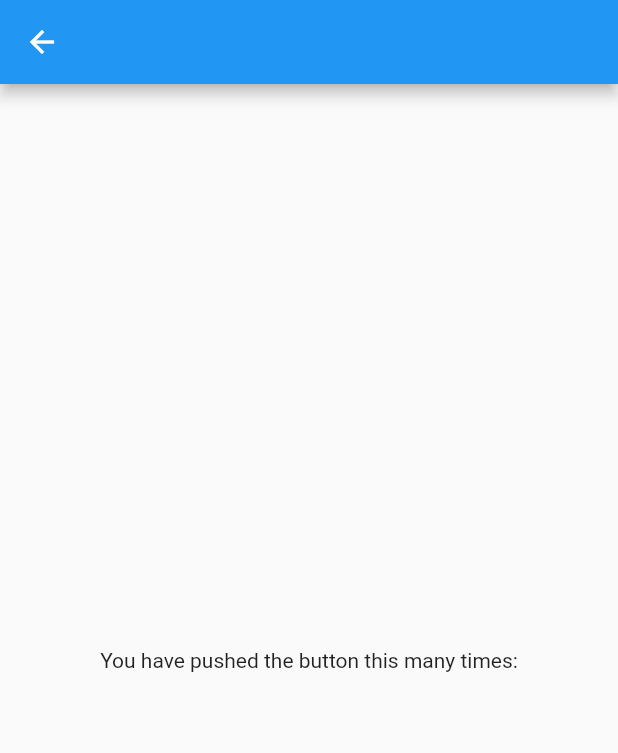
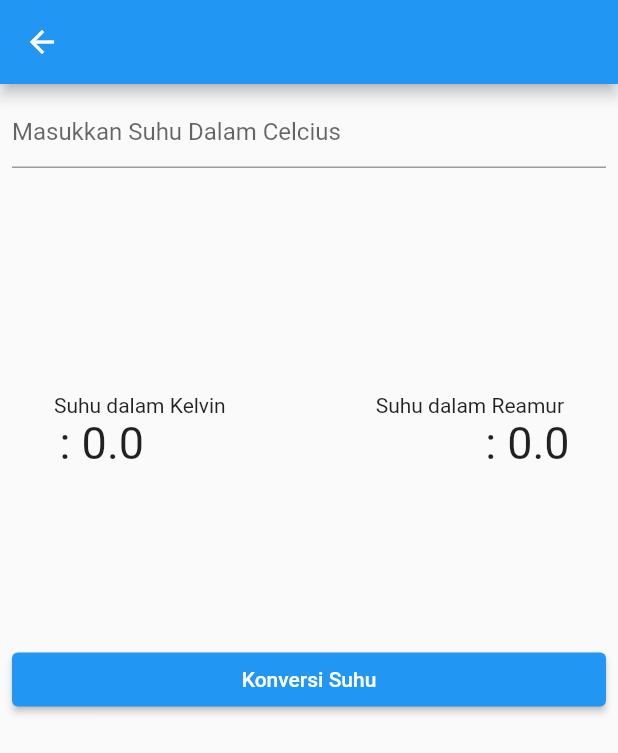
Before and after one commit to KevinBenaya/kevin_jobsheet3, a Flutter app: the MyHomePage screen opened directly, on a phone screen of 412 x 824 dp. Shown: the top 753 px of the screen. Run offline on Flutter 3.47's test engine with Material 2 defaults, Android fonts, the phone set to English and light mode, and no system bars.

Commit message:
Perubahan Layout dan Set Rumus

```diff
--- a/lib/main.dart
+++ b/lib/main.dart
@@ -1,3 +1,5 @@
+import 'dart:ui';
+
 import 'package:flutter/material.dart';
 import 'package:flutter/services.dart';
 
@@ -38,12 +40,44 @@ class MyApp extends StatelessWidget {
                   crossAxisAlignment: CrossAxisAlignment.center,
                   children: [
                     Padding(
-                      padding: EdgeInsets.symmetric(vertical: 210),
-                      child: Text('Suhu dalam Kelvin'),
+                      padding: EdgeInsets.only(top: 150),
+                      child: Text(
+                        'Suhu dalam Kelvin',
+                      ),
+                    ),
+                    SizedBox(
+                      width: 100,
                     ),
                     Padding(
-                      padding: EdgeInsets.only(left: 50),
-                      child: Text('Suhu dalam Reamur'),
+                      padding: EdgeInsets.only(top: 150),
+                      child: Text(
+                        'Suhu dalam Reamur',
+                      ),
+                    ),
+                  ],
+                ),
+              ),
+              Container(
+                child: Row(
+                  mainAxisAlignment: MainAxisAlignment.center,
+                  crossAxisAlignment: CrossAxisAlignment.center,
+                  children: [
+                    Padding(
+                      padding: EdgeInsets.only(bottom: 100),
+                      child: Text(
+                        '0',
+                        style: TextStyle(fontSize: 30),
+                      ),
+                    ),
+                    SizedBox(
+                      width: 220,
+                    ),
+                    Padding(
+                      padding: EdgeInsets.only(bottom: 100),
+                      child: Text(
+                        '0',
+                        style: TextStyle(fontSize: 30),
+                      ),
                     ),
                   ],
                 ),
@@ -77,7 +111,23 @@ class MyHomePage extends StatefulWidget {
 class _MyHomePageState extends State<MyHomePage> {
   double _inputUser = 0;
   double _kelvin = 0;
-  double reamur = 0;
+  double _reamur = 0;
+
+  kelvin() {
+    setState(() {
+      _inputUser = double.parse(retrive1.text);
+      _kelvin = _inputUser + 273;
+    });
+  }
+
+  reamur() {
+    setState(() {
+      _inputUser = double.parse(retrive1.text);
+      _reamur = 4 ~/ 5 * _inputUser;
+    });
+  }
+
+  TextEditingController retrive1 = TextEditingController();
 
   @override
   Widget build(BuildContext context) {
@@ -85,12 +135,80 @@ class _MyHomePageState extends State<MyHomePage> {
       appBar: AppBar(
         title: Text(''),
       ),
-      body: Center(
+      body: Container(
+        margin: EdgeInsets.all(8),
         child: Column(
-          mainAxisAlignment: MainAxisAlignment.center,
-          children: <Widget>[
-            Text(
-              'You have pushed the button this many times:',
+          children: [
+            TextFormField(
+              controller: retrive1,
+              decoration: InputDecoration(
+                hintText: 'Masukkan Suhu Dalam Celcius',
+              ),
+              keyboardType: TextInputType.number,
+              inputFormatters: <TextInputFormatter>[
+                FilteringTextInputFormatter.digitsOnly
+              ],
+            ),
+            Container(
+              child: Row(
+                mainAxisAlignment: MainAxisAlignment.center,
+                crossAxisAlignment: CrossAxisAlignment.center,
+                children: [
+                  Padding(
+                    padding: EdgeInsets.only(top: 150),
+                    child: Text(
+                      'Suhu dalam Kelvin',
+                    ),
+                  ),
+                  SizedBox(
+                    width: 100,
+                  ),
+                  Padding(
+                    padding: EdgeInsets.only(top: 150),
+                    child: Text(
+                      'Suhu dalam Reamur',
+                    ),
+                  ),
+                ],
+              ),
+            ),
+            Container(
+              child: Row(
+                mainAxisAlignment: MainAxisAlignment.center,
+                crossAxisAlignment: CrossAxisAlignment.center,
+                children: [
+                  Padding(
+                    padding: EdgeInsets.only(bottom: 100),
+                    child: Text(
+                      ' : $_kelvin',
+                      style: TextStyle(fontSize: 30),
+                    ),
+                  ),
+                  SizedBox(
+                    width: 220,
+                  ),
+                  Padding(
+                    padding: EdgeInsets.only(bottom: 100),
+                    child: Text(
+                      ' : $_reamur',
+                      style: TextStyle(fontSize: 30),
+                    ),
+                  ),
+                ],
+              ),
+            ),
+            Container(
+              width: 500,
+              padding: EdgeInsets.only(top: 16),
+              child: ElevatedButton(
+                onPressed: () {},
+                child: Text(
+                  "Konversi Suhu",
+                  style: TextStyle(
+                    color: Colors.white,
+                  ),
+                ),
+              ),
             ),
           ],
         ),
```
